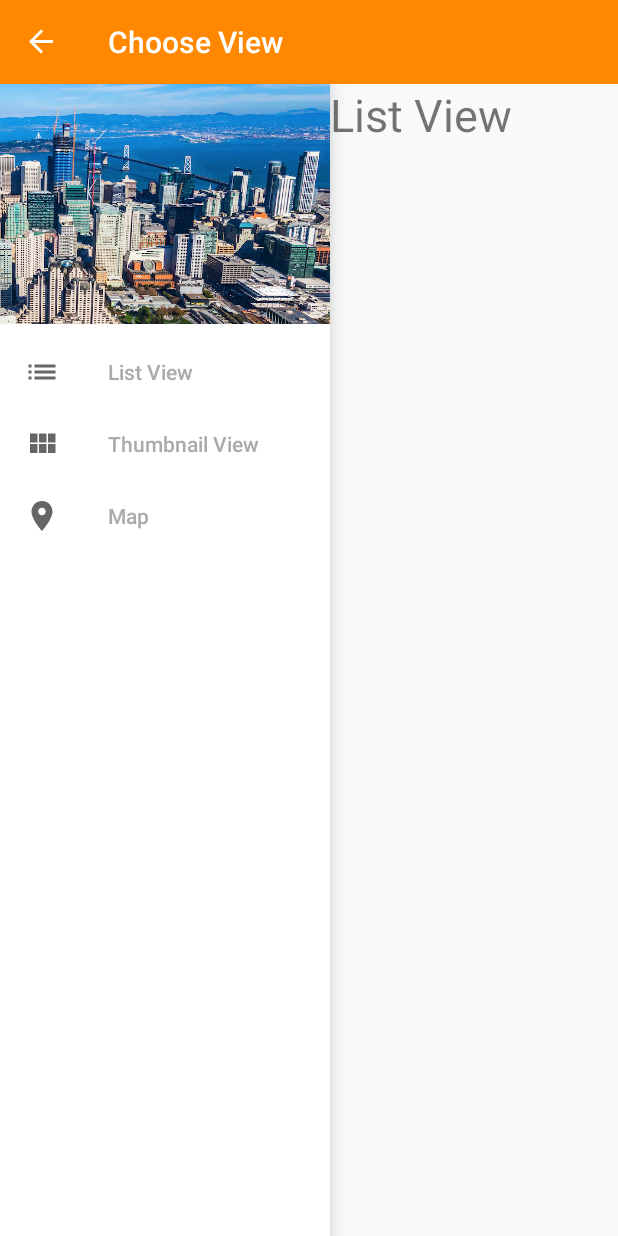
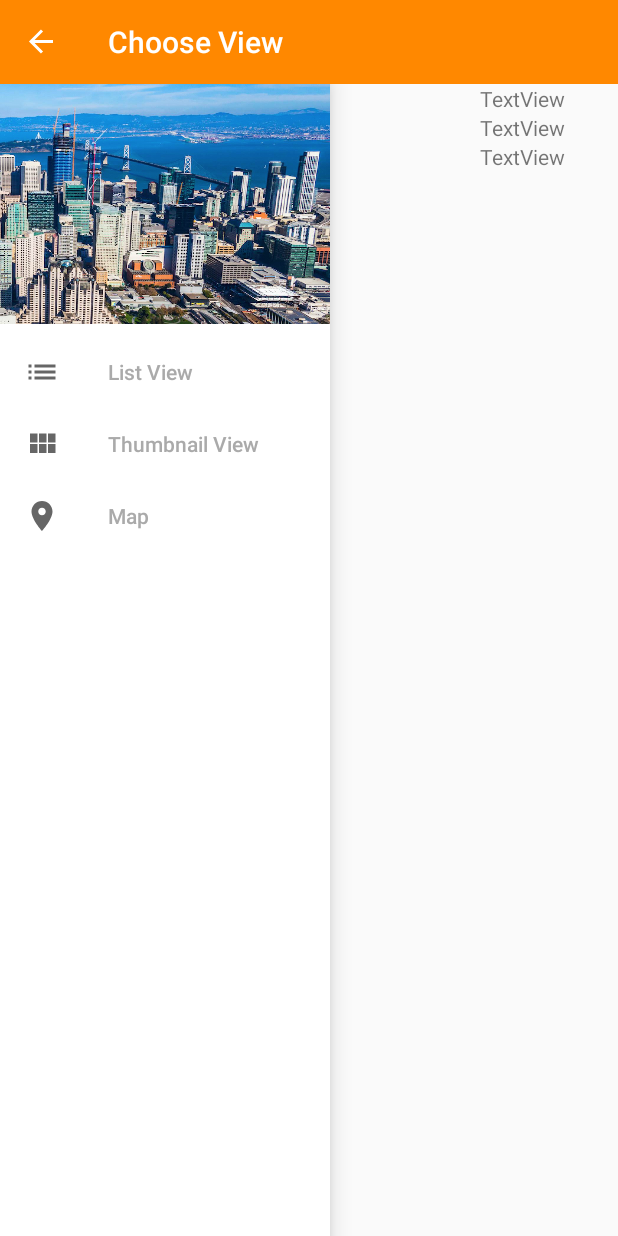
Before and after one commit to michaelzyc9/ApartmentGuide, an Android app: the fragment ListViewFragment placed in its activity, with the side drawer open, on a phone screen of 412 x 824 dp. Run offline under Robolectric (Android 15) with nearby library versions, the phone set to English and light mode, and no system bars.

Commit message:
added list view layout

```diff
--- a/app/src/main/res/layout/fragment_list_view.xml
+++ b/app/src/main/res/layout/fragment_list_view.xml
@@ -1,16 +1,42 @@
 <?xml version="1.0" encoding="utf-8"?>
-<FrameLayout xmlns:android="http://schemas.android.com/apk/res/android"
+<LinearLayout xmlns:android="http://schemas.android.com/apk/res/android"
+    xmlns:app="http://schemas.android.com/apk/res-auto"
     xmlns:tools="http://schemas.android.com/tools"
     android:id="@+id/list_view_fragment"
     android:layout_width="match_parent"
     android:layout_height="match_parent"
+    android:orientation="horizontal"
     tools:context=".fragments.ListViewFragment">
 
-    <!-- TODO: Update blank fragment layout -->
-    <TextView
-        android:layout_width="match_parent"
-        android:layout_height="match_parent"
-        android:text="@string/list_view"
-        android:textSize="30sp" />
+    <ImageView
+        android:id="@+id/list_view_thumbnail"
+        android:layout_width="100dp"
+        android:layout_height="100dp" />
 
-</FrameLayout>
+    <LinearLayout
+        android:layout_width="wrap_content"
+        android:layout_height="wrap_content"
+        android:orientation="vertical">
+
+        <TextView
+            android:id="@+id/list_view_name"
+            android:layout_width="match_parent"
+            android:layout_height="wrap_content"
+            android:text="TextView" />
+
+        <TextView
+            android:id="@+id/list_view_address"
+            android:layout_width="match_parent"
+            android:layout_height="wrap_content"
+            android:text="TextView" />
+
+        <TextView
+            android:id="@+id/list_view_floorplans"
+            android:layout_width="match_parent"
+            android:layout_height="wrap_content"
+            android:text="TextView" />
+
+    </LinearLayout>
+
+
+</LinearLayout>
```
